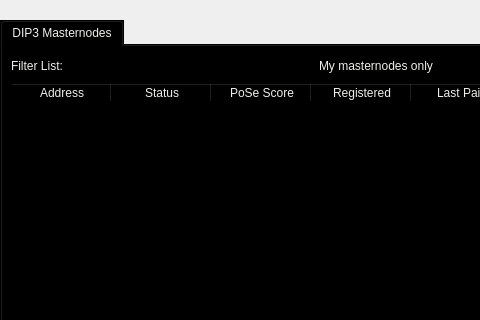
This is src/qt/forms/masternodelist.ui in devilking6105/HTH as Qt 5 draws it before an edit; both pictures show x 0 to 480 and y 0 to 320 of the 762 by 457 pixel window. The edited form follows.
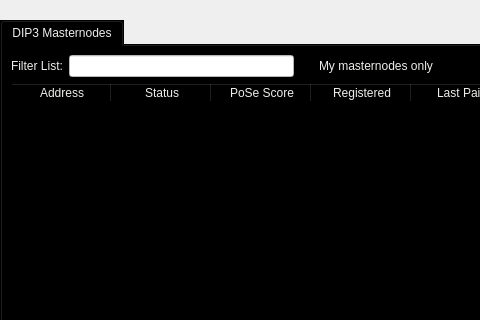
This is the edited form.

```diff
--- a/src/qt/forms/masternodelist.ui
+++ b/src/qt/forms/masternodelist.ui
@@ -78,6 +78,10 @@
              <property name="toolTip">
               <string>Filter masternode list</string>
              </property>
+             <property name="styleSheet">
+              <string notr="true">background-color: rgb(255, 255, 255);
+color: rgb(0, 0, 0);</string>
+             </property>
             </widget>
            </item>
            <item>
```
Left out of the diff: 2 changed lines with no effect on the pictures.
